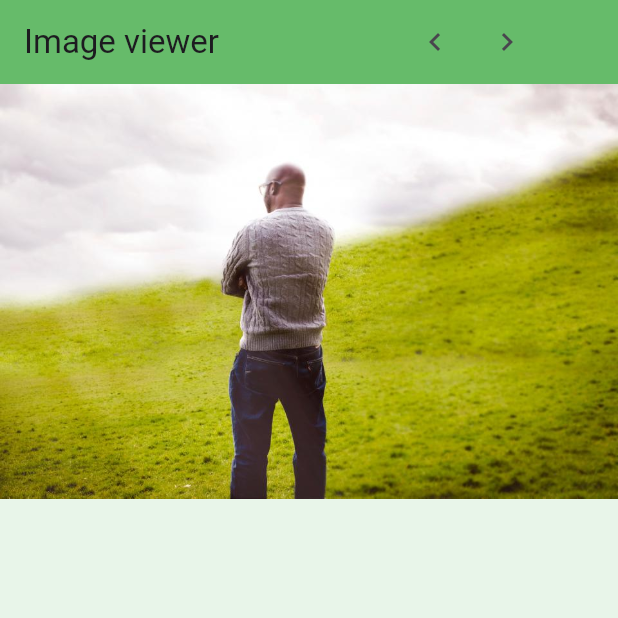
After one commit to internetOnion/mobile-w7-hw, a Flutter app: the ImagePreview screen opened directly, after a tap on the "navigate before" icon, on a phone screen of 412 x 824 dp, the top half of it. The commit adds this screen. Run offline on Flutter 3.47's test engine with Material 3 defaults, Android fonts, the phone set to English and light mode, and no system bars.

Commit message:
exercise 3: create ImagePreview Widget

```diff
--- /dev/null
+++ b/lib/EX-3/image_preview.dart
@@ -0,0 +1,59 @@
+import 'package:flutter/material.dart';
+
+List<String> images = [
+  "assets/bird.jpg",
+  "assets/bird2.jpg",
+  "assets/insect.jpg",
+  "assets/girl.jpg",
+  "assets/man.jpg",
+];
+
+class ImagePreview extends StatefulWidget {
+  const ImagePreview({super.key});
+
+  @override
+  State<ImagePreview> createState() => _ImagePreviewState();
+}
+
+class _ImagePreviewState extends State<ImagePreview> {
+  int currentIndex = 0;
+
+  void goForward() {
+    setState(() {
+      currentIndex = (currentIndex + 1) % images.length;
+    });
+  }
+
+  void goBack() {
+    setState(() {
+      currentIndex = (currentIndex - 1 + images.length) % images.length;
+    });
+  }
+
+  @override
+  Widget build(BuildContext context) {
+    return Scaffold(
+      backgroundColor: Colors.green[50],
+      appBar: AppBar(
+        backgroundColor: Colors.green[400],
+        title: const Text('Image viewer'),
+        actions: <Widget>[
+          IconButton(
+            icon: const Icon(Icons.navigate_before),
+            tooltip: 'Go to the previous image',
+            onPressed: goBack,
+          ),
+          Padding(
+            padding: const EdgeInsets.fromLTRB(0, 0, 50, 0),
+            child: IconButton(
+              icon: const Icon(Icons.navigate_next),
+              tooltip: 'Go to the next image',
+              onPressed: goForward,
+            ),
+          ),
+        ],
+      ),
+      body: Image.asset(images[currentIndex]),
+    );
+  }
+}
```
Also changed, not shown: lib/EX-3/ex_3_start.dart (+7 -34 lines), pubspec.yaml (+3 -5 lines), assets/bird.jpg (renamed from lib/EX-3/assets/bird.jpg), assets/bird2.jpg (renamed from lib/EX-3/assets/bird2.jpg), assets/girl.jpg (renamed from lib/EX-3/assets/girl.jpg), assets/insect.jpg (renamed from lib/EX-3/assets/insect.jpg), assets/man.jpg (renamed from lib/EX-3/assets/man.jpg).
